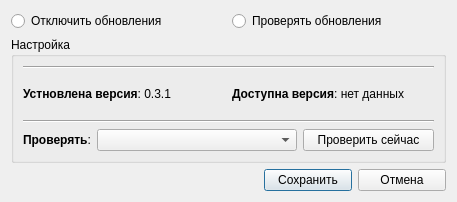
Before: the Qt Designer form Easy-work/Plugin/Update/Update/update_dialog.ui in KeyGen/Easy-work, drawn with Qt 5.
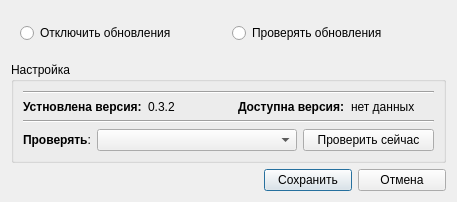
After: the same form once the commit is applied.

What changed in the file:
```diff
--- a/Easy-work/Plugin/Update/Update/update_dialog.ui
+++ b/Easy-work/Plugin/Update/Update/update_dialog.ui
@@ -6,7 +6,7 @@
    <rect>
     <x>0</x>
     <y>0</y>
-    <width>450</width>
+    <width>451</width>
     <height>202</height>
    </rect>
   </property>
@@ -68,17 +68,31 @@
       </item>
       <item row="1" column="0" colspan="2">
        <layout class="QHBoxLayout" name="horizontalLayout">
+        <item>
+         <widget class="QLabel" name="label">
+          <property name="text">
+           <string>&lt;b&gt;Устновлена версия:&lt;/b&gt;</string>
+          </property>
+         </widget>
+        </item>
         <item>
          <widget class="QLabel" name="showInstallVersion">
           <property name="text">
-           <string>&lt;html&gt;&lt;head/&gt;&lt;body&gt;&lt;p&gt;&lt;span style=&quot; font-weight:600;&quot;&gt;Устновлена версия&lt;/span&gt;: 0.3.1&lt;/p&gt;&lt;/body&gt;&lt;/html&gt;</string>
+           <string>0.3.2</string>
+          </property>
+         </widget>
+        </item>
+        <item>
+         <widget class="QLabel" name="label_2">
+          <property name="text">
+           <string>&lt;b&gt;Доступна версия:&lt;/b&gt;</string>
           </property>
          </widget>
         </item>
         <item>
          <widget class="QLabel" name="showObtainableVersion">
           <property name="text">
-           <string>&lt;html&gt;&lt;head/&gt;&lt;body&gt;&lt;p&gt;&lt;span style=&quot; font-weight:600;&quot;&gt;Доступна версия&lt;/span&gt;: нет данных&lt;/p&gt;&lt;/body&gt;&lt;/html&gt;</string>
+           <string>&lt;html&gt;&lt;head/&gt;&lt;body&gt;&lt;p&gt;нет данных&lt;/p&gt;&lt;/body&gt;&lt;/html&gt;</string>
           </property>
          </widget>
         </item>
@@ -135,6 +149,7 @@
     </widget>
    </item>
    <item row="0" column="0" colspan="4">
+    <widget class="QWidget" name="widgetTemp" native="true">
     <layout class="QHBoxLayout" name="horizontalLayout_3">
      <item>
       <widget class="QRadioButton" name="updateOff">
@@ -157,6 +172,7 @@
       </widget>
      </item>
     </layout>
+    </widget>
    </item>
   </layout>
  </widget>
```
Lines whose indentation alone changed are shown as unchanged.
